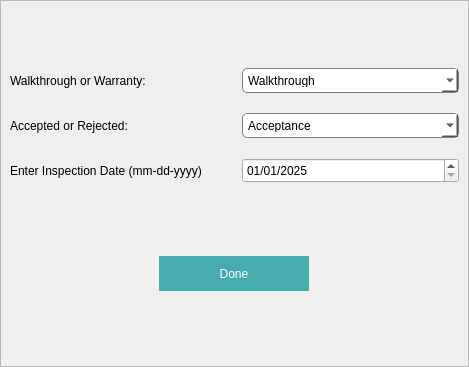
This is Gui source/dialog.ui in ali7haider/Project-Acceptance_PyQT5 as Qt 5 draws it before an edit. The edited form follows.
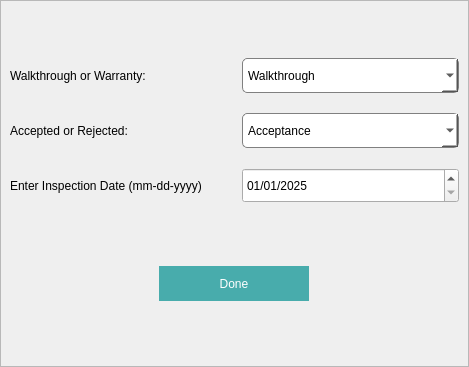
This is the edited form.

Commit message: Enhance input dialog UI: increase minimum and maximum sizes for combo boxes and date edit fields to improve layout and usability

What changed in the file:
```diff
--- a/Gui source/dialog.ui
+++ b/Gui source/dialog.ui
@@ -89,13 +89,13 @@
           <property name="minimumSize">
            <size>
             <width>0</width>
-            <height>25</height>
+            <height>35</height>
            </size>
           </property>
           <property name="maximumSize">
            <size>
             <width>16777215</width>
-            <height>25</height>
+            <height>16777215</height>
            </size>
           </property>
           <property name="styleSheet">
@@ -118,13 +118,13 @@
           <property name="minimumSize">
            <size>
             <width>0</width>
-            <height>25</height>
+            <height>35</height>
            </size>
           </property>
           <property name="maximumSize">
            <size>
             <width>16777215</width>
-            <height>25</height>
+            <height>16777215</height>
            </size>
           </property>
           <property name="styleSheet">
@@ -192,13 +192,13 @@
           <property name="minimumSize">
            <size>
             <width>0</width>
-            <height>25</height>
+            <height>35</height>
            </size>
           </property>
           <property name="maximumSize">
            <size>
             <width>16777215</width>
-            <height>25</height>
+            <height>35</height>
            </size>
           </property>
           <property name="displayFormat">
```
The commit also changes 4 other files.
